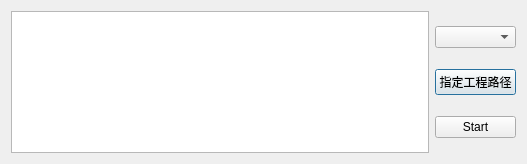
1zlab/1ZLAB-EasyEsp, file libs/dialog.ui: the form before one commit.
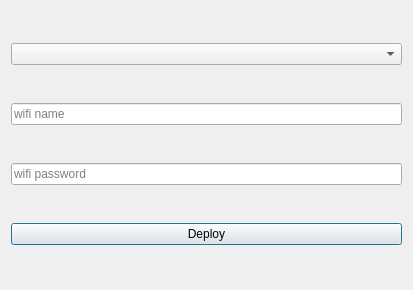
The form after the commit.

```diff
--- a/libs/dialog.ui
+++ b/libs/dialog.ui
@@ -6,41 +6,41 @@
    <rect>
     <x>0</x>
     <y>0</y>
-    <width>527</width>
-    <height>164</height>
+    <width>413</width>
+    <height>290</height>
    </rect>
   </property>
   <property name="windowTitle">
    <string>Dialog</string>
   </property>
-  <layout class="QVBoxLayout" name="verticalLayout_2">
-   <item>
-    <layout class="QHBoxLayout" name="horizontalLayout">
-     <item>
-      <widget class="QTextBrowser" name="text_browser"/>
-     </item>
-     <item>
       <layout class="QVBoxLayout" name="verticalLayout">
        <item>
-        <widget class="QComboBox" name="combo_box_com"/>
+    <widget class="QComboBox" name="combo_box_com">
+     <property name="currentText">
+      <string/>
+     </property>
+    </widget>
        </item>
        <item>
-        <widget class="QPushButton" name="button_path">
-         <property name="text">
-          <string>指定工程路径</string>
+    <widget class="QLineEdit" name="line_edit_wifi">
+     <property name="placeholderText">
+      <string>wifi name</string>
          </property>
         </widget>
        </item>
        <item>
-        <widget class="QPushButton" name="button_start">
-         <property name="text">
-          <string>Start</string>
+    <widget class="QLineEdit" name="line_edit_pwd">
+     <property name="placeholderText">
+      <string>wifi password</string>
          </property>
         </widget>
        </item>
-      </layout>
-     </item>
-    </layout>
+   <item>
+    <widget class="QPushButton" name="button_deploy">
+     <property name="text">
+      <string>Deploy</string>
+     </property>
+    </widget>
    </item>
   </layout>
  </widget>
```
Lines whose indentation alone changed are shown as unchanged.
